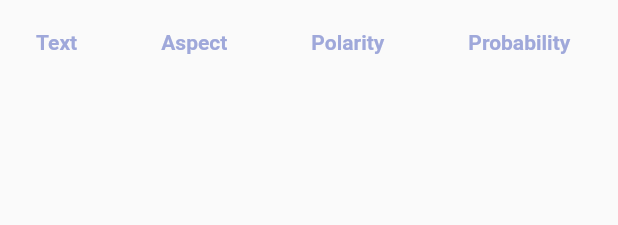
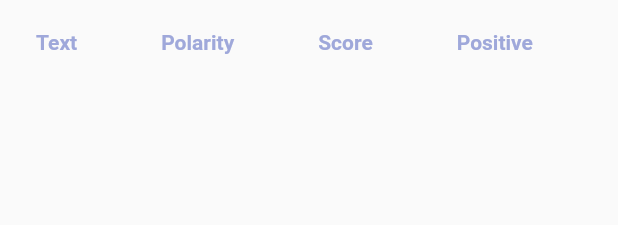
Before and after one commit to KhornSokheng/customer-feedback-analysis, a Flutter app: the TableResult widget shown alone on an empty page, opened directly with empty values, on a phone screen of 412 x 824 dp. Shown: the top 225 px of the screen. Run offline on Flutter 3.47's test engine with Material 2 defaults, Android fonts, the phone set to English and light mode, and no system bars; our stand-ins replace syncfusion_flutter_charts; missing offline and left inert: dart_sentiment.

Commit message:
add two fields in table, change logout to login

```diff
--- a/lib/model/user_text.dart
+++ b/lib/model/user_text.dart
@@ -3,7 +3,9 @@ class UserText{
     required this.text,
     this.polarity,
     this.aspect,
-    this.probability
+    this.probability,
+    this.negativeWord,
+    this.positiveWord
 
   });
 
@@ -11,5 +13,7 @@ class UserText{
   String? aspect;
   String? polarity;
   double? probability;
+  List<dynamic>? positiveWord=[];
+  List<dynamic>? negativeWord=[];
 
 }
--- a/lib/pages/authentication/login.dart
+++ b/lib/pages/authentication/login.dart
@@ -1,4 +1,5 @@
 import 'package:flutter/cupertino.dart';
+import 'package:flutter/material.dart';
 
 class Login extends StatefulWidget {
   const Login({Key? key}) : super(key: key);
@@ -10,6 +11,8 @@ class Login extends StatefulWidget {
 class _LoginState extends State<Login> {
   @override
   Widget build(BuildContext context) {
-    return Container();
+    return Container(
+        color: Colors.red[300]
+    );
   }
 }
--- a/lib/widgets/result_widget/result_launcher.dart
+++ b/lib/widgets/result_widget/result_launcher.dart
@@ -53,8 +53,10 @@ class _ResultLauncherState extends State<ResultLauncher> with SingleTickerProvid
 
     UserText predictedText = UserText(text: this.widget.userText,
       probability: result["score"],
-      polarity: result["score"] >0 ? "positive": result["score"] < 0 ?"negative":"neutral",
-      aspect: "-"
+      polarity: result["score"] >0 ? "Positive": result["score"] < 0 ? "Negative":"Neutral",
+      aspect: "-",
+      positiveWord: result["positive"],
+      negativeWord: result["negative"]
     );
 
 
--- a/lib/widgets/result_widget/table.dart
+++ b/lib/widgets/result_widget/table.dart
@@ -1,3 +1,4 @@
+import 'package:customer_feedback_analysis/data/prediction.dart';
 import 'package:customer_feedback_analysis/data/sample_data.dart';
 import 'package:flutter/material.dart';
 
@@ -36,20 +37,25 @@ class _TableResultState extends State<TableResult> {
           columns: const [
             // DataColumn(label: Text('No.')),
             DataColumn(label: Text('Text')),
-            DataColumn(label: Text('Aspect')),
+            // DataColumn(label: Text('Aspect')),
             DataColumn(label: Text('Polarity')),
-            DataColumn(label: Text('Probability')),
+            DataColumn(label: Text('Score')),
+            DataColumn(label: Text('Positive')),
+            DataColumn(label: Text('Negative')),
           ],
           rows: this.widget.userTextList.map((e) => DataRow(cells: [
             DataCell(Text(e.text)),
-            DataCell(Text(e.aspect!)),
+            // DataCell(Text(e.aspect!)),
             DataCell(Text(e.polarity!,
               style: TextStyle(
+                fontWeight: FontWeight.bold,
                 color: e.polarity == 'Positive' ? Colors.green[700] :
                 e.polarity == 'Negative'? Colors.red[700] : Colors.amber[700]
               ),
             )),
             DataCell(Text(e.probability.toString())),
+            DataCell(Text(e.positiveWord.toString())),
+            DataCell(Text(e.negativeWord.toString())),
 
           ])).toList(),
       ),
```
Also changed, not shown: lib/pages/launcher/launcher.dart (+4 -3 lines).
